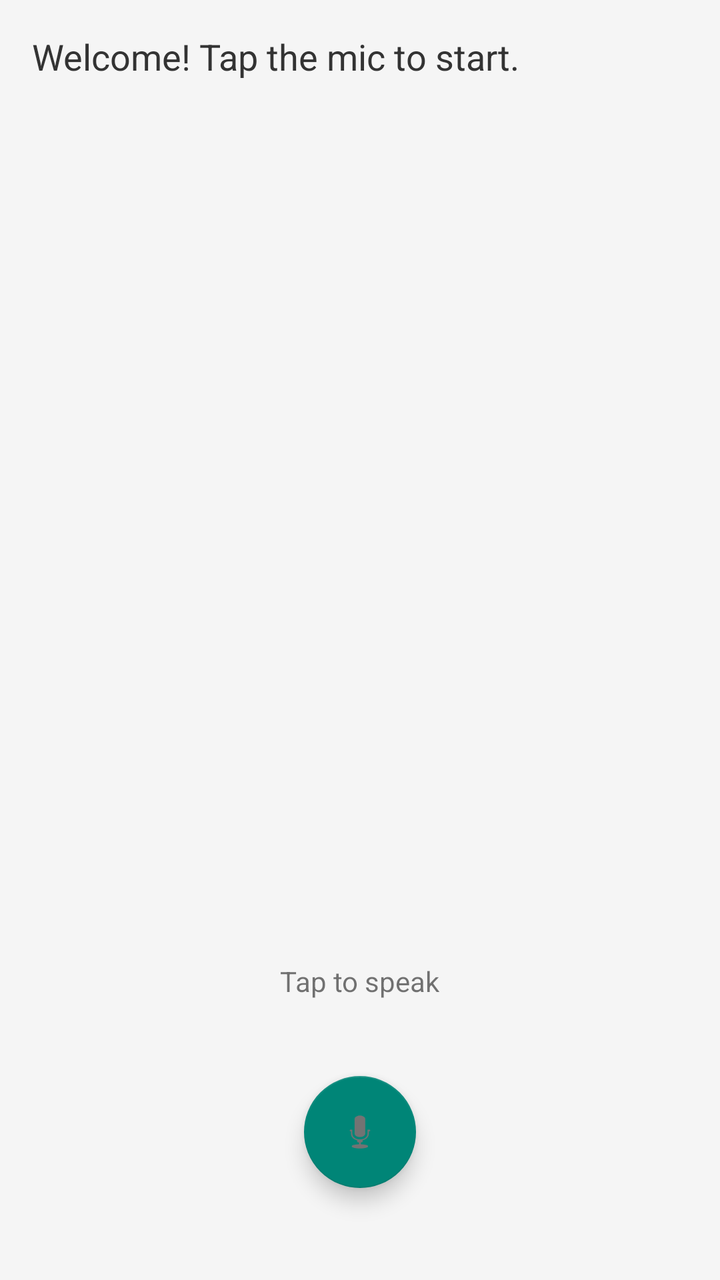
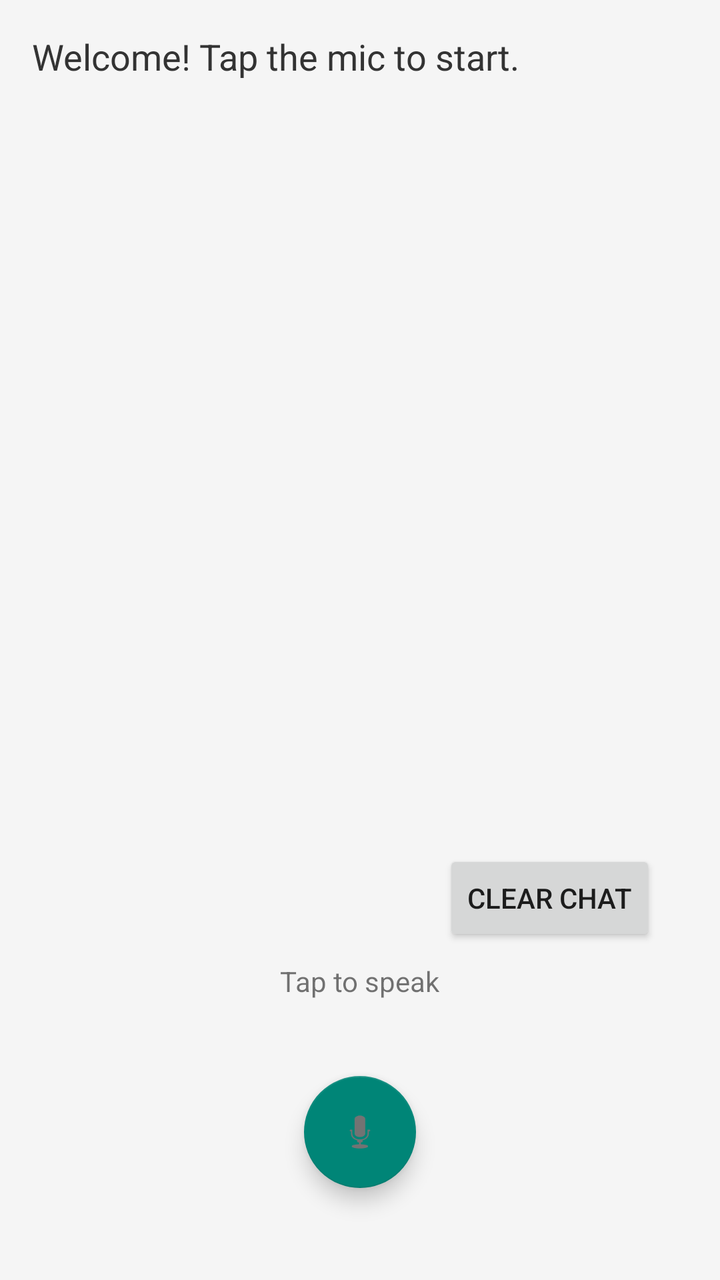

Before-and-after screenshots of an Android layout around one commit, followed by the original layout XML and the change that was made.
<!-- AndroidManifest.xml: application theme Theme.AppCompat.Light.NoActionBar -->
<!-- res/layout/activity_main.xml -->
<?xml version="1.0" encoding="utf-8"?>
<RelativeLayout xmlns:android="http://schemas.android.com/apk/res/android"
    xmlns:app="http://schemas.android.com/apk/res-auto"
    android:layout_width="match_parent"
    android:layout_height="match_parent"
    android:background="@color/gray_bg">

    <LinearLayout
        android:id="@+id/downloadSection"
        android:layout_width="match_parent"
        android:layout_height="wrap_content"
        android:orientation="vertical"
        android:padding="16dp"
        android:background="#FFF3E0"
        android:visibility="gone">
        <TextView
            android:layout_width="wrap_content"
            android:layout_height="wrap_content"
            android:text="Syncing Offline AI (Spanish/English)..."
            android:textColor="#E65100"
            android:textStyle="bold" />
        <ProgressBar
            style="?android:attr/progressBarStyleHorizontal"
            android:layout_width="match_parent"
            android:layout_height="wrap_content"
            android:indeterminate="true" />
    </LinearLayout>

    <ScrollView
        android:layout_width="match_parent"
        android:layout_height="match_parent"
        android:layout_above="@+id/controlsArea"
        android:layout_below="@id/downloadSection"
        android:padding="16dp">
        <TextView
            android:id="@+id/tvTranscript"
            android:layout_width="match_parent"
            android:layout_height="wrap_content"
            android:text="Welcome! Tap the mic to start."
            android:textSize="18sp"
            android:textColor="#333333" />
    </ScrollView>

    <LinearLayout
        android:id="@+id/controlsArea"
        android:layout_width="match_parent"
        android:layout_height="wrap_content"
        android:layout_alignParentBottom="true"
        android:gravity="center"
        android:orientation="vertical"
        android:padding="24dp">

        <TextView
            android:id="@+id/tvStatus"
            android:layout_width="wrap_content"
            android:layout_height="wrap_content"
            android:text="Tap to speak"
            android:layout_marginBottom="16dp"/>

        <FrameLayout
            android:layout_width="100dp"
            android:layout_height="100dp">
            
            <View
                android:id="@+id/pulse1"
                android:layout_width="match_parent"
                android:layout_height="match_parent"
                android:background="@drawable/pulse_circle"
                android:visibility="invisible" />
            <View
                android:id="@+id/pulse2"
                android:layout_width="match_parent"
                android:layout_height="match_parent"
                android:background="@drawable/pulse_circle"
                android:visibility="invisible" />

            <com.google.android.material.floatingactionbutton.FloatingActionButton
                android:id="@+id/btnListen"
                android:layout_width="wrap_content"
                android:layout_height="wrap_content"
                android:layout_gravity="center"
                app:fabSize="normal"
                app:srcCompat="@android:drawable/ic_btn_speak_now" />
        </FrameLayout>
    </LinearLayout>
</RelativeLayout>
<!-- resources referenced by this layout -->
<resources>
  <color name="gray_bg">#F5F5F5</color>
  <!-- drawable pulse_circle (drawable) -->
  <?xml version="1.0" encoding="utf-8"?>
  <shape xmlns:android="http://schemas.android.com/apk/res/android"
      android:shape="oval">
      <solid android:color="#42A5F5" /> </shape>
</resources>

<!-- the commit's change to res/layout/activity_main.xml (unified diff, before → after) -->
@@ -49,8 +49,16 @@
         android:gravity="center"
         android:orientation="vertical"
         android:padding="24dp">
-
-        <TextView
+		
+		<Button
+			android:id="@+id/btnClear"
+			android:layout_width="wrap_content"
+			android:layout_height="wrap_content"
+			android:text="Clear Chat"
+			android:layout_gravity="end"
+			android:layout_margin="8dp" />
+        
+		<TextView
             android:id="@+id/tvStatus"
             android:layout_width="wrap_content"
             android:layout_height="wrap_content"
